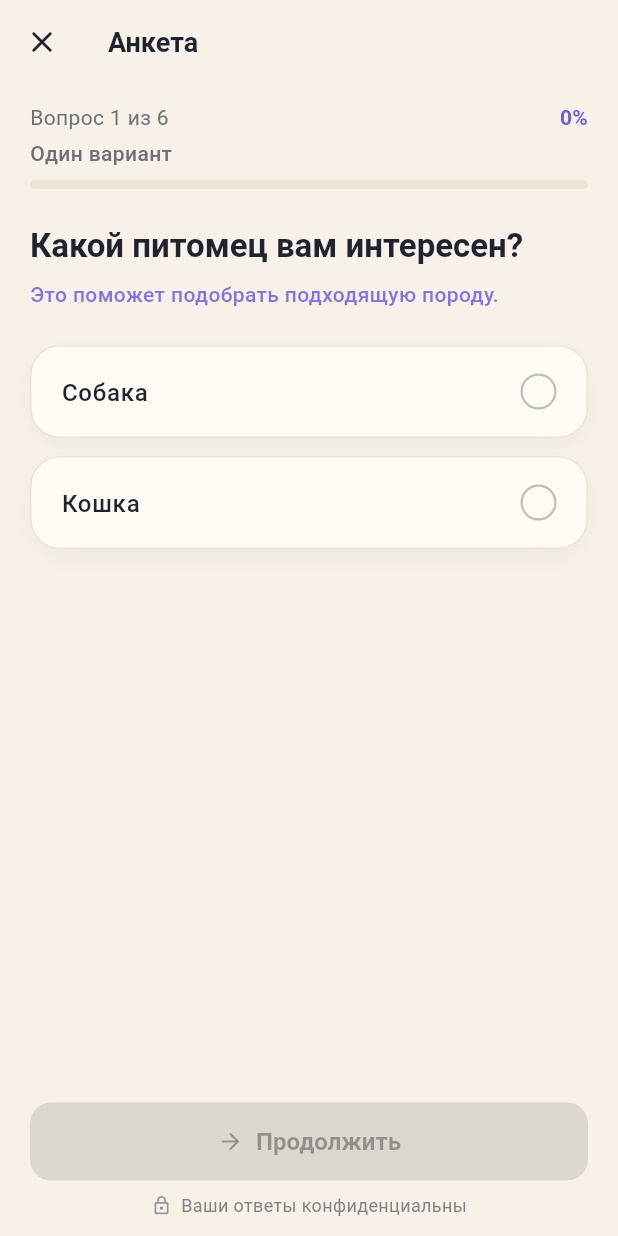
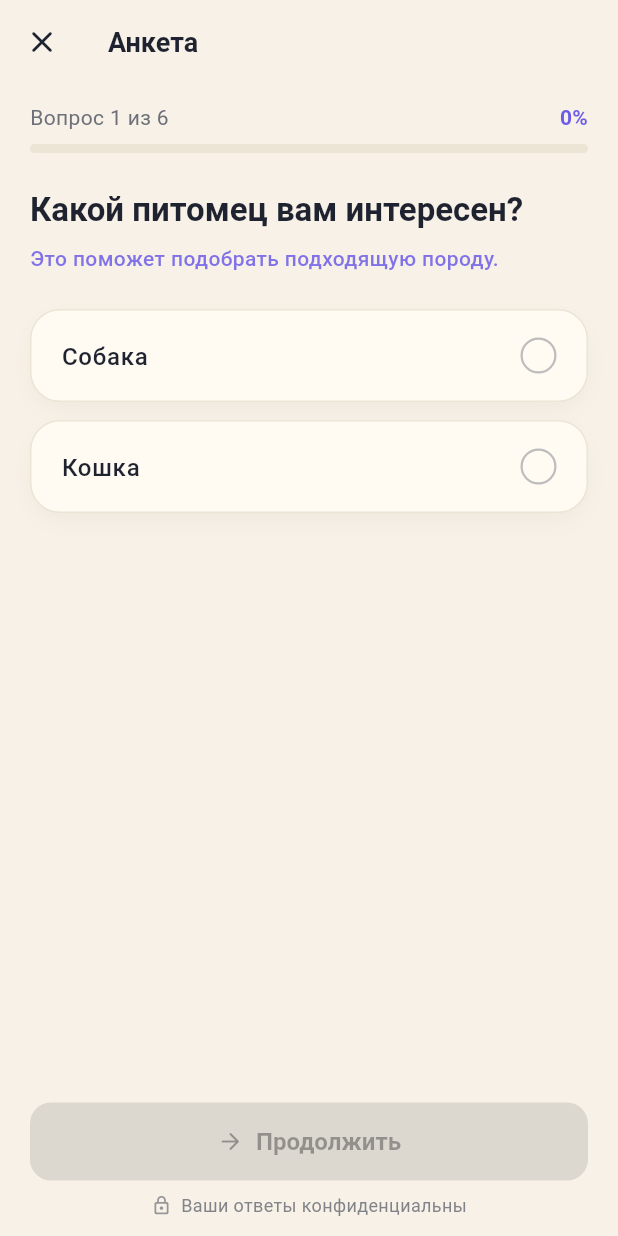
Before and after one commit to unTramp/pet-match-flutter, a Flutter app: the _QuestionnaireView screen opened directly, on a phone screen of 412 x 824 dp. Run offline on Flutter 3.47's test engine with Material 3 defaults, Android fonts, the light colour scheme and no system bars; our stand-ins replace cached_network_image, dio, equatable, flutter_bloc, flutter_svg, get_it and 3 more; accounts and stored records are empty.

Commit message:
refactor(questionnaire): show multi-select hint near question only

```diff
--- a/lib/core/design/content/app_strings.dart
+++ b/lib/core/design/content/app_strings.dart
@@ -60,9 +60,7 @@ class _QuestionnaireStrings {
   final String continueCta = 'Продолжить';
   final String skipCta = 'Пропустить';
   final String progressLabel = 'Вопрос';
-  final String stepTypeSingle = 'Один вариант';
-  final String stepTypeMultiple = 'Несколько вариантов';
-  final String stepTypeSearch = 'Поиск по списку';
+  final String multiSelectHint = 'Можно выбрать несколько вариантов';
   final String searchHint = 'Поиск породы';
   final String searchEmpty = 'Ничего не найдено';
   final String unsupportedTitle = 'Тип вопроса не поддерживается';
--- a/lib/presentation/questionnaire/questionnaire_page.dart
+++ b/lib/presentation/questionnaire/questionnaire_page.dart
@@ -100,10 +100,7 @@ class _QuestionBody extends StatelessWidget {
       child: Column(
         crossAxisAlignment: CrossAxisAlignment.stretch,
         children: [
-          ProgressBar(
-            progress: state.progress,
-            stepTypeLabel: _stepTypeLabel(question),
-          ),
+          ProgressBar(progress: state.progress),
           const SizedBox(height: AppSpacing.xxl),
           Expanded(
             child: SingleChildScrollView(
@@ -118,6 +115,17 @@ class _QuestionBody extends StatelessWidget {
                       question.helpText!,
                       style: theme.textTheme.bodyMedium?.copyWith(
                         color: AppColors.primary.withValues(alpha: 0.85),
+                        fontWeight: FontWeight.w500,
+                      ),
+                    ),
+                  ],
+                  if (question is MultipleChoiceQuestion &&
+                      question.helpText == null) ...[
+                    const SizedBox(height: AppSpacing.sm),
+                    Text(
+                      AppStrings.questionnaire.multiSelectHint,
+                      style: theme.textTheme.bodyMedium?.copyWith(
+                        color: AppColors.textSecondary.withValues(alpha: 0.9),
                         fontWeight: FontWeight.w500,
                       ),
                     ),
@@ -155,15 +163,6 @@ class _QuestionBody extends StatelessWidget {
         ],
       ),
     );
-  }
-
-  String _stepTypeLabel(Question question) {
-    return switch (question) {
-      SingleChoiceQuestion() => AppStrings.questionnaire.stepTypeSingle,
-      MultipleChoiceQuestion() => AppStrings.questionnaire.stepTypeMultiple,
-      DynamicOptionsQuestion() => AppStrings.questionnaire.stepTypeSearch,
-      UnknownQuestion() => AppStrings.questionnaire.unsupportedTitle,
-    };
   }
 
   /// userId доступен только после `start()`. Берём его через progress нельзя —
--- a/lib/presentation/questionnaire/widgets/progress_bar.dart
+++ b/lib/presentation/questionnaire/widgets/progress_bar.dart
@@ -7,10 +7,9 @@ import '../../../core/theme/app_colors.dart';
 import '../../../domain/entities/progress.dart';
 
 class ProgressBar extends StatelessWidget {
-  const ProgressBar({super.key, required this.progress, this.stepTypeLabel});
+  const ProgressBar({super.key, required this.progress});
 
   final Progress progress;
-  final String? stepTypeLabel;
 
   @override
   Widget build(BuildContext context) {
@@ -34,16 +33,6 @@ class ProgressBar extends StatelessWidget {
             ),
           ],
         ),
-        if (stepTypeLabel != null) ...[
-          const SizedBox(height: AppSpacing.xs),
-          Text(
-            stepTypeLabel!,
-            style: theme.textTheme.bodyMedium?.copyWith(
-              color: AppColors.textSecondary,
-              fontWeight: FontWeight.w500,
-            ),
-          ),
-        ],
         const SizedBox(height: AppSpacing.sm),
         ClipRRect(
           borderRadius: BorderRadius.circular(AppRadius.sm),
```
